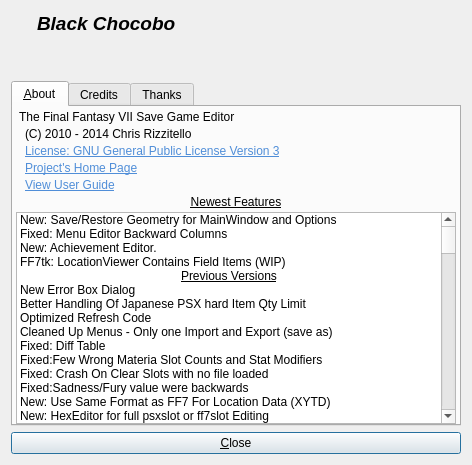
Before: the Qt Designer form about.ui in sithlord48/blackchocobo, drawn with Qt 5.
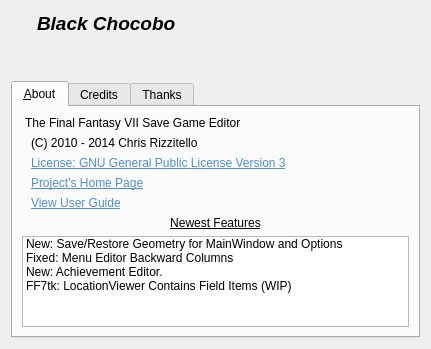
After: the same form once the commit is applied. Icons and pictures are not drawn.

Commit message: about: remove close button  and old entries for new changes. mainwindow: ui file removed unneeded entries options: clean up ui file and remove close button from dialog lupdate

```diff
--- a/about.ui
+++ b/about.ui
@@ -9,8 +9,8 @@
    <rect>
     <x>0</x>
     <y>0</y>
-    <width>472</width>
-    <height>465</height>
+    <width>431</width>
+    <height>349</height>
    </rect>
   </property>
   <property name="windowTitle">
@@ -154,40 +154,22 @@
    </item>
    <item>
     <widget class="QTabWidget" name="tabWidget">
-     <property name="contextMenuPolicy">
-      <enum>Qt::DefaultContextMenu</enum>
-     </property>
-     <property name="styleSheet">
-      <string notr="true"/>
+     <property name="currentIndex">
+      <number>0</number>
      </property>
      <widget class="QWidget" name="tab_about">
+      <property name="sizePolicy">
+       <sizepolicy hsizetype="Expanding" vsizetype="Preferred">
+        <horstretch>0</horstretch>
+        <verstretch>0</verstretch>
+       </sizepolicy>
+      </property>
       <attribute name="title">
        <string>&amp;About</string>
       </attribute>
-      <layout class="QVBoxLayout" name="verticalLayout_6">
-       <property name="spacing">
-        <number>3</number>
-       </property>
-       <property name="leftMargin">
-        <number>3</number>
-       </property>
-       <property name="topMargin">
-        <number>3</number>
-       </property>
-       <property name="rightMargin">
-        <number>3</number>
-       </property>
-       <property name="bottomMargin">
-        <number>0</number>
-       </property>
+      <layout class="QVBoxLayout" name="_6">
        <item>
         <widget class="QLabel" name="ff7editor">
-         <property name="maximumSize">
-          <size>
-           <width>16777215</width>
-           <height>18</height>
-          </size>
-         </property>
          <property name="text">
           <string>The Final Fantasy VII Save Game Editor</string>
          </property>
@@ -198,12 +180,6 @@
        </item>
        <item>
         <widget class="QLabel" name="copyleft">
-         <property name="maximumSize">
-          <size>
-           <width>16777215</width>
-           <height>18</height>
-          </size>
-         </property>
          <property name="text">
           <string notr="true">(C) 2010 - 2014 Chris Rizzitello</string>
          </property>
@@ -214,12 +190,6 @@
        </item>
        <item>
         <widget class="QLabel" name="link_gpl">
-         <property name="maximumSize">
-          <size>
-           <width>16777215</width>
-           <height>18</height>
-          </size>
-         </property>
          <property name="text">
           <string>&lt;!DOCTYPE HTML PUBLIC &quot;-//W3C//DTD HTML 4.0//EN&quot; &quot;http://www.w3.org/TR/REC-html40/strict.dtd&quot;&gt;
 &lt;html&gt;&lt;head&gt;&lt;meta name=&quot;qrichtext&quot; content=&quot;1&quot; /&gt;&lt;style type=&quot;text/css&quot;&gt;
@@ -237,12 +207,6 @@
        </item>
        <item>
         <widget class="QLabel" name="link_web">
-         <property name="maximumSize">
-          <size>
-           <width>16777215</width>
-           <height>18</height>
-          </size>
-         </property>
          <property name="text">
           <string>&lt;!DOCTYPE HTML PUBLIC &quot;-//W3C//DTD HTML 4.0//EN&quot; &quot;http://www.w3.org/TR/REC-html40/strict.dtd&quot;&gt;
 &lt;html&gt;&lt;head&gt;&lt;meta name=&quot;qrichtext&quot; content=&quot;1&quot; /&gt;&lt;style type=&quot;text/css&quot;&gt;
@@ -260,12 +224,6 @@
        </item>
        <item>
         <widget class="QLabel" name="link_guide">
-         <property name="maximumSize">
-          <size>
-           <width>16777215</width>
-           <height>18</height>
-          </size>
-         </property>
          <property name="text">
           <string>&lt;!DOCTYPE HTML PUBLIC &quot;-//W3C//DTD HTML 4.0//EN&quot; &quot;http://www.w3.org/TR/REC-html40/strict.dtd&quot;&gt;
 &lt;html&gt;&lt;head&gt;&lt;meta name=&quot;qrichtext&quot; content=&quot;1&quot; /&gt;&lt;style type=&quot;text/css&quot;&gt;
@@ -283,20 +241,11 @@
        </item>
        <item>
         <widget class="QLabel" name="lbl_features">
-         <property name="maximumSize">
-          <size>
-           <width>16777215</width>
-           <height>18</height>
-          </size>
-         </property>
          <property name="font">
           <font>
            <underline>true</underline>
           </font>
          </property>
-         <property name="midLineWidth">
-          <number>0</number>
-         </property>
          <property name="text">
           <string>Newest Features</string>
          </property>
@@ -307,26 +256,17 @@
        </item>
        <item>
         <widget class="QListWidget" name="list_newest">
-         <property name="lineWidth">
-          <number>0</number>
-         </property>
-         <property name="autoScroll">
-          <bool>false</bool>
-         </property>
          <property name="editTriggers">
           <set>QAbstractItemView::NoEditTriggers</set>
          </property>
          <property name="showDropIndicator" stdset="0">
           <bool>false</bool>
          </property>
-         <property name="alternatingRowColors">
-          <bool>false</bool>
-         </property>
          <property name="selectionMode">
           <enum>QAbstractItemView::NoSelection</enum>
          </property>
-         <property name="wordWrap">
-          <bool>true</bool>
+         <property name="viewMode">
+          <enum>QListView::ListMode</enum>
          </property>
          <item>
           <property name="text">
@@ -348,511 +288,6 @@
            <string>FF7tk: LocationViewer Contains Field Items (WIP)</string>
           </property>
          </item>
-         <item>
-          <property name="text">
-           <string>Previous Versions</string>
-          </property>
-          <property name="font">
-           <font>
-            <weight>50</weight>
-            <bold>false</bold>
-            <underline>true</underline>
-           </font>
-          </property>
-          <property name="textAlignment">
-           <set>AlignHCenter|AlignVCenter|AlignCenter</set>
-          </property>
-         </item>
-         <item>
-          <property name="text">
-           <string>New Error Box Dialog</string>
-          </property>
-         </item>
-         <item>
-          <property name="text">
-           <string>Better Handling Of Japanese PSX hard Item Qty Limit</string>
-          </property>
-         </item>
-         <item>
-          <property name="text">
-           <string>Optimized Refresh Code</string>
-          </property>
-         </item>
-         <item>
-          <property name="text">
-           <string>Cleaned Up Menus - Only one Import and Export (save as)</string>
-          </property>
-         </item>
-         <item>
-          <property name="text">
-           <string>Fixed: Diff Table</string>
-          </property>
-         </item>
-         <item>
-          <property name="text">
-           <string>Fixed:Few Wrong Materia Slot Counts and Stat Modifiers</string>
-          </property>
-         </item>
-         <item>
-          <property name="text">
-           <string>Fixed: Crash On Clear Slots with no file loaded</string>
-          </property>
-         </item>
-         <item>
-          <property name="text">
-           <string>Fixed:Sadness/Fury value were backwards</string>
-          </property>
-         </item>
-         <item>
-          <property name="text">
-           <string>New: Use Same Format as FF7 For Location Data (XYTD)</string>
-          </property>
-         </item>
-         <item>
-          <property name="text">
-           <string>New: HexEditor for full psxslot or ff7slot Editing</string>
-          </property>
-         </item>
-         <item>
-          <property name="text">
-           <string>New: Edit Condor Funds , Condor Wins/Losses</string>
-          </property>
-         </item>
-         <item>
-          <property name="text">
-           <string>New: Pandora Box Flags , Item Flags to Edit</string>
-          </property>
-         </item>
-         <item>
-          <property name="text">
-           <string>FF7tk: + LocationViewer</string>
-          </property>
-         </item>
-         <item>
-          <property name="text">
-           <string>FF7tk: + View and Export Psx Data (for multi block saves)</string>
-          </property>
-         </item>
-         <item>
-          <property name="text">
-           <string>FF7tk: + SlotSelect Improvements</string>
-          </property>
-         </item>
-         <item>
-          <property name="text">
-           <string>FF7tk: + More Locations And Viewer</string>
-          </property>
-         </item>
-         <item>
-          <property name="text">
-           <string>FF7tk: + Widgets now have Wrapping spinboxes</string>
-          </property>
-         </item>
-         <item>
-          <property name="text">
-           <string>FF7tk: + Chocobo Manager Widget.</string>
-          </property>
-         </item>
-         <item>
-          <property name="text">
-           <string>New: FF7 Pc 2012 Cloud Save Support</string>
-          </property>
-         </item>
-         <item>
-          <property name="text">
-           <string>New: SnowBoard and G-Bike Score/Time Editing (thanks DLPB)</string>
-          </property>
-         </item>
-         <item>
-          <property name="text">
-           <string>New: File Drop Support.</string>
-          </property>
-         </item>
-         <item>
-          <property name="text">
-           <string>New: ItemList Widget;</string>
-          </property>
-         </item>
-         <item>
-          <property name="text">
-           <string>New: Character Editor Widget.</string>
-          </property>
-         </item>
-         <item>
-          <property name="text">
-           <string>New: ChocoboEditor Widgets.</string>
-          </property>
-         </item>
-         <item>
-          <property name="text">
-           <string>New: MateriaEditor Widget.</string>
-          </property>
-         </item>
-         <item>
-          <property name="text">
-           <string>New: Slot Selection Dialog.</string>
-          </property>
-         </item>
-         <item>
-          <property name="text">
-           <string>Fixed: Bug In Stat Calculation For Materia Changes</string>
-          </property>
-         </item>
-         <item>
-          <property name="text">
-           <string>New: Added .VM1to list of VMC formats</string>
-          </property>
-         </item>
-         <item>
-          <property name="text">
-           <string>New: Dialog Preview Widget</string>
-          </property>
-         </item>
-         <item>
-          <property name="text">
-           <string>New: Item Preview Widget</string>
-          </property>
-         </item>
-         <item>
-          <property name="text">
-           <string>New: Static Data Classes</string>
-          </property>
-         </item>
-         <item>
-          <property name="text">
-           <string>New: Added Support for French PSX (BASCES-00868)</string>
-          </property>
-         </item>
-         <item>
-          <property name="text">
-           <string>Fixed: E.Skills not updating in some cases</string>
-          </property>
-         </item>
-         <item>
-          <property name="text">
-           <string>Fixed: Bug In Dex and Vgs Header</string>
-          </property>
-         </item>
-         <item>
-          <property name="text">
-           <string>Fixed: Bug In Eskill,KeyItem,Tparadise,Phs,Menu sometime preventing changes from saving</string>
-          </property>
-         </item>
-         <item>
-          <property name="text">
-           <string>New: Text Conversion Class (based on myst6re's work) </string>
-          </property>
-         </item>
-         <item>
-          <property name="text">
-           <string>New: Predict stat growth (if enabled)</string>
-          </property>
-         </item>
-         <item>
-          <property name="text">
-           <string>New: German Translation</string>
-          </property>
-         </item>
-         <item>
-          <property name="text">
-           <string>Fixed: Save Button</string>
-          </property>
-         </item>
-         <item>
-          <property name="text">
-           <string>Improved: Detection of FF7 Types.</string>
-          </property>
-         </item>
-         <item>
-          <property name="text">
-           <string>Improved: Slotselect handling of non-ff7 and empty slots</string>
-          </property>
-         </item>
-         <item>
-          <property name="text">
-           <string>New: Japanese Translation</string>
-          </property>
-         </item>
-         <item>
-          <property name="text">
-           <string>New: Status Area</string>
-          </property>
-         </item>
-         <item>
-          <property name="text">
-           <string>New: Materia Buffer , copy/paste materias</string>
-          </property>
-         </item>
-         <item>
-          <property name="text">
-           <string>New: Takes a filename argument (open w/ a file)</string>
-          </property>
-         </item>
-         <item>
-          <property name="text">
-           <string>New: Field Items Picked Up</string>
-          </property>
-         </item>
-         <item>
-          <property name="text">
-           <string>New: Edit number of steps taken</string>
-          </property>
-         </item>
-         <item>
-          <property name="text">
-           <string>New: Better Organized Progression Tab.</string>
-          </property>
-         </item>
-         <item>
-          <property name="text">
-           <string>New: Edit Controller Mapping (non pc saves)</string>
-          </property>
-         </item>
-         <item>
-          <property name="text">
-           <string>Fixed: Optimized Slotselect Dialog</string>
-          </property>
-         </item>
-         <item>
-          <property name="text">
-           <string>New: Better Unknown Var Tab.</string>
-          </property>
-         </item>
-         <item>
-          <property name="text">
-           <string>New: Toggle Each Stable Occupied Flag</string>
-          </property>
-         </item>
-         <item>
-          <property name="text">
-           <string>New: Reload Feature</string>
-          </property>
-         </item>
-         <item>
-          <property name="text">
-           <string>New: Locations &quot;Chocobo Ranch&quot; And &quot;Highwind&quot;</string>
-          </property>
-         </item>
-         <item>
-          <property name="text">
-           <string>New: Toggle &quot;unable to mate&quot; flag for chocobos</string>
-          </property>
-         </item>
-         <item>
-          <property name="text">
-           <string>New: NTSC &lt;=&gt; PAL Time Conversion</string>
-          </property>
-         </item>
-         <item>
-          <property name="text">
-           <string>Fixed: Dialogs Inherit style.</string>
-          </property>
-         </item>
-         <item>
-          <property name="text">
-           <string>Fixed: Use the Action for showing Slot select dialog.</string>
-          </property>
-         </item>
-         <item>
-          <property name="text">
-           <string>Fixed: Chocobo Name Editable again</string>
-          </property>
-         </item>
-         <item>
-          <property name="text">
-           <string>New: Editable Unknown Vars</string>
-          </property>
-         </item>
-         <item>
-          <property name="text">
-           <string>Fixed: New Window Now Via Detached Process</string>
-          </property>
-         </item>
-         <item>
-          <property name="text">
-           <string>Fixed: Limit Boxes Not Always Showing Data Correctly</string>
-          </property>
-         </item>
-         <item>
-          <property name="text">
-           <string>Fixed: Cait/ Vincent Reversed in PHS Boxes</string>
-          </property>
-         </item>
-         <item>
-          <property name="text">
-           <string>New: Spawn New Windows. (mainly for testing)</string>
-          </property>
-         </item>
-         <item>
-          <property name="text">
-           <string>New: Unknown Var  Tracker in Test Data (very basic atm)</string>
-          </property>
-         </item>
-         <item>
-          <property name="text">
-           <string>New: Flashback  Chruch in the slums</string>
-          </property>
-         </item>
-         <item>
-          <property name="text">
-           <string>New: &quot;Automatic Exp &lt;-&gt; Lvl&quot; option (default:on)</string>
-          </property>
-         </item>
-         <item>
-          <property name="text">
-           <string>Fixed: Empty Chocobos Now Start W/ empty names.</string>
-          </property>
-         </item>
-         <item>
-          <property name="text">
-           <string>Fixed: Typos Lots of Typos..</string>
-          </property>
-         </item>
-         <item>
-          <property name="text">
-           <string>Fixed: &quot;Time Bug&quot;</string>
-          </property>
-         </item>
-         <item>
-          <property name="text">
-           <string>Fixed: &quot;Gravity&quot; Materia Bug</string>
-          </property>
-         </item>
-         <item>
-          <property name="text">
-           <string>Fixed: Gil,Exp,CoasterScore, and Some Other Spinbox Caps.</string>
-          </property>
-         </item>
-         <item>
-          <property name="text">
-           <string>Fixed: Missing Keycard 66 in keyitems list</string>
-          </property>
-         </item>
-         <item>
-          <property name="text">
-           <string>Update: Location Tab; Both Save &amp; World Locations</string>
-          </property>
-         </item>
-         <item>
-          <property name="text">
-           <string>Update: Chocobo tab's Chocobo Stables Now In Scroll Area</string>
-          </property>
-         </item>
-         <item>
-          <property name="text">
-           <string>Update: World Map ruby-&gt;diamond/ulitmate/ruby</string>
-          </property>
-         </item>
-         <item>
-          <property name="text">
-           <string>Update:Almost All Spinboxes now &quot;Wrapping&quot;</string>
-          </property>
-         </item>
-         <item>
-          <property name="text">
-           <string>New: Basic Setting of World Locations In Debug</string>
-          </property>
-         </item>
-         <item>
-          <property name="text">
-           <string>New: Set Font For Program</string>
-          </property>
-         </item>
-         <item>
-          <property name="text">
-           <string>New: Revive Ruby Weapon &amp; Emerald Weapon</string>
-          </property>
-         </item>
-         <item>
-          <property name="text">
-           <string>New: Toggle Field Help and Battle Target Labels</string>
-          </property>
-         </item>
-         <item>
-          <property name="text">
-           <string>New: Fancy Character Materia on Equipment tab</string>
-          </property>
-         </item>
-         <item>
-          <property name="text">
-           <string>New: Save and Save as are now both allowed</string>
-          </property>
-         </item>
-         <item>
-          <property name="text">
-           <string>New: Change Slot Posin in Debug mode (MC only) </string>
-          </property>
-         </item>
-         <item>
-          <property name="text">
-           <string>New: Support for .vgs .mem and .gme formats</string>
-          </property>
-         </item>
-         <item>
-          <property name="text">
-           <string>New: Added .bin .mc .mci .ps .psm .dff  to mcr/mcd list</string>
-          </property>
-         </item>
-         <item>
-          <property name="text">
-           <string>New: Using Myst6re SaveIcon Class</string>
-          </property>
-         </item>
-         <item>
-          <property name="text">
-           <string>Fixed: Materia Slots Display Left To Right (see ingame)</string>
-          </property>
-         </item>
-         <item>
-          <property name="text">
-           <string>Fixed: Psx and Psv Region Detection</string>
-          </property>
-         </item>
-         <item>
-          <property name="text">
-           <string>Fixed: Titan/Ramuh Stats Backward.</string>
-          </property>
-         </item>
-         <item>
-          <property name="text">
-           <string>Fixed: Items/Materia Names And Skill Now Translated</string>
-          </property>
-         </item>
-         <item>
-          <property name="text">
-           <string>New: This Fancy About Dialog</string>
-          </property>
-         </item>
-         <item>
-          <property name="text">
-           <string>New: Main Window Resizeable</string>
-          </property>
-         </item>
-         <item>
-          <property name="text">
-           <string>New: Psx Icons Show In Region Info</string>
-          </property>
-         </item>
-         <item>
-          <property name="text">
-           <string>New: Some Options have Ability to reset to default</string>
-          </property>
-         </item>
-         <item>
-          <property name="text">
-           <string>Fixed: No longer export non ff7 slots to pc</string>
-          </property>
-         </item>
-         <item>
-          <property name="text">
-           <string>Fixed: Pc Header Mask Aware</string>
-          </property>
-         </item>
-         <item>
-          <property name="text">
-           <string>Fixed: Saves Will Display Slots Correctly</string>
-          </property>
-         </item>
         </widget>
        </item>
       </layout>
@@ -1729,30 +1164,6 @@
      </widget>
     </widget>
    </item>
-   <item>
-    <layout class="QHBoxLayout" name="horizontalLayout">
-     <item>
-      <widget class="QPushButton" name="pushButton">
-       <property name="minimumSize">
-        <size>
-         <width>75</width>
-         <height>0</height>
-        </size>
-       </property>
-       <property name="styleSheet">
-        <string notr="true"/>
-       </property>
-       <property name="text">
-        <string>&amp;Close</string>
-       </property>
-       <property name="icon">
-        <iconset theme="window-close" resource="FF7tk/static_data/icons/Common_Icons/common.qrc">
-         <normaloff>:/common/applications-quit</normaloff>:/common/applications-quit</iconset>
-       </property>
-      </widget>
-     </item>
-    </layout>
-   </item>
   </layout>
  </widget>
  <resources>
```
Left out of the diff: 216 changed lines with no effect on the pictures. The commit also changes 13 other files.
